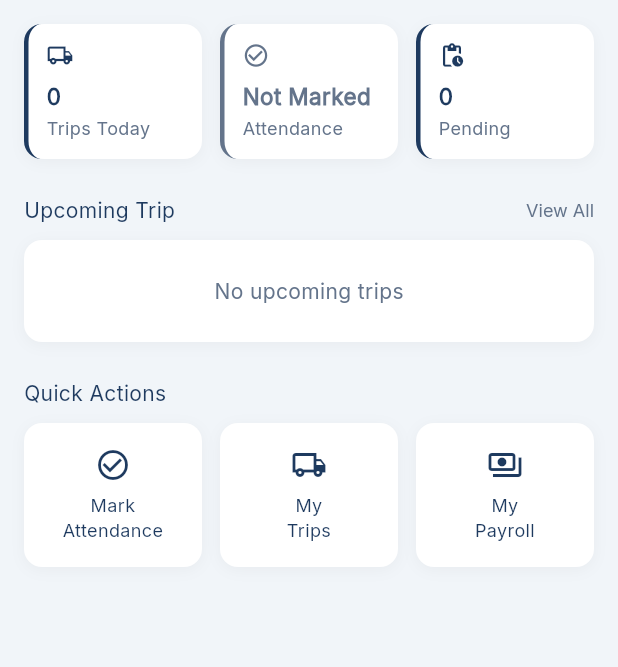
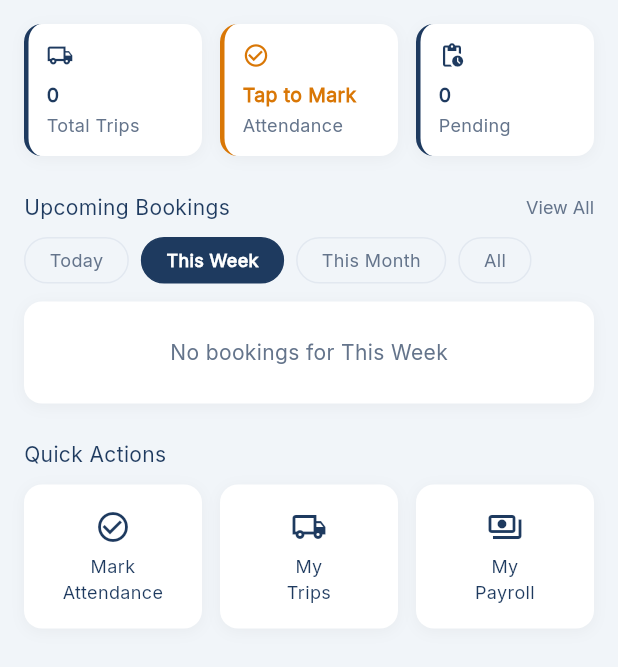
Before and after one commit to Manu43236/feros-mobile, a Flutter app: the DriverDashboard widget shown alone on an empty page, opened directly with empty values, on a phone screen of 412 x 824 dp. Shown: the top 667 px of the screen. Run offline on Flutter 3.47's test engine with Material 3 defaults, Android fonts, the phone set to English and light mode, and no system bars; our stand-ins replace cached_network_image, connectivity_plus, dio, flutter_image_compress, flutter_secure_storage, geolocator and 4 more; missing offline and left inert: google_mlkit_text_recognition; accounts and stored records are empty; network calls fail.

Commit message:
feat: driver dashboard — upcoming bookings with date range filter
- Date range chips: Today | This Week | This Month | All
- Shows all upcoming trips (CREATED/WEIGHT_LOADED) filtered by expectedLoadDate
- Each booking card: date range, client, from→to city, vehicle, status badge
- Attendance card: tappable (orange 'Tap to Mark' / green 'Present ✓')
- Pending card: orange highlight when > 0
- DashboardController: stores full upcomingTrips list

Co-Authored-By: Claude Sonnet 4.6 <noreply@anthropic.com>

```diff
--- a/lib/app/modules/dashboard/controllers/dashboard_controller.dart
+++ b/lib/app/modules/dashboard/controllers/dashboard_controller.dart
@@ -16,7 +16,8 @@ class DashboardController extends GetxController {
   final isAttendanceMarked = false.obs;
   final unreadNotifications = 0.obs;
 
-  // Upcoming trip (driver)
+  // Upcoming trips (driver) — full list
+  final upcomingTrips = <Map<String, dynamic>>[].obs;
   final upcomingTrip = Rxn<Map<String, dynamic>>();
 
   @override
@@ -41,10 +42,10 @@ class DashboardController extends GetxController {
       isAttendanceMarked.value  = data['attendanceMarked']     as bool? ?? false;
       unreadNotifications.value = data['unreadNotifications']  as int? ?? 0;
 
-      final trips = data['upcomingTrips'] as List?;
-      upcomingTrip.value = trips != null && trips.isNotEmpty
-          ? trips.first as Map<String, dynamic>
-          : null;
+      final trips = (data['upcomingTrips'] as List?)
+              ?.cast<Map<String, dynamic>>() ?? [];
+      upcomingTrips.value = trips;
+      upcomingTrip.value = trips.isNotEmpty ? trips.first : null;
 
       state.value = ViewState.success;
     } catch (_) {
--- a/lib/app/modules/dashboard/views/driver_dashboard.dart
+++ b/lib/app/modules/dashboard/views/driver_dashboard.dart
@@ -7,12 +7,46 @@ import '../../payslip/views/payslip_view.dart';
 import '../../shell/controllers/shell_controller.dart';
 import '../controllers/dashboard_controller.dart';
 
-class DriverDashboard extends StatelessWidget {
+class DriverDashboard extends StatefulWidget {
   final DashboardController controller;
   const DriverDashboard({super.key, required this.controller});
 
   @override
+  State<DriverDashboard> createState() => _DriverDashboardState();
+}
+
+class _DriverDashboardState extends State<DriverDashboard> {
+  String _dateRange = 'This Week';
+  static const _ranges = ['Today', 'This Week', 'This Month', 'All'];
+
+  List<Map<String, dynamic>> _filtered(List<Map<String, dynamic>> all) {
+    final now = DateTime.now();
+    final today = DateTime(now.year, now.month, now.day);
+
+    return all.where((t) {
+      final raw = t['expectedLoadDate'] as String?;
+      if (raw == null) return _dateRange == 'All';
+      final d = DateTime.tryParse(raw);
+      if (d == null) return _dateRange == 'All';
+      final day = DateTime(d.year, d.month, d.day);
+
+      switch (_dateRange) {
+        case 'Today':
+          return day == today;
+        case 'This Week':
+          return !day.isBefore(today) &&
+              day.isBefore(today.add(const Duration(days: 7)));
+        case 'This Month':
+          return d.year == now.year && d.month == now.month;
+        default:
+          return true;
+      }
+    }).toList();
+  }
+
+  @override
   Widget build(BuildContext context) {
+    final c = widget.controller;
     return ListView(
       padding: const EdgeInsets.all(AppSpacing.lg),
       children: [
@@ -21,44 +55,52 @@ class DriverDashboard extends StatelessWidget {
           children: [
             Expanded(
               child: _StatCard(
-                label: 'Trips Today',
-                value: '${controller.totalTrips.value}',
+                label: 'Total Trips',
+                value: '${c.totalTrips.value}',
                 icon: Icons.local_shipping_outlined,
                 borderColor: AppColors.navy,
               ),
             ),
             const SizedBox(width: 12),
             Expanded(
-              child: _StatCard(
-                label: 'Attendance',
-                value: controller.isAttendanceMarked.value ? 'Present' : 'Not Marked',
-                icon: Icons.check_circle_outline,
-                borderColor: controller.isAttendanceMarked.value
-                    ? const Color(0xFF16A34A)
-                    : AppColors.mutedText,
-                valueColor: controller.isAttendanceMarked.value
-                    ? const Color(0xFF16A34A)
-                    : AppColors.mutedText,
+              child: GestureDetector(
+                onTap: () => Get.find<ShellController>().onTabTapped(2),
+                child: _StatCard(
+                  label: 'Attendance',
+                  value: c.isAttendanceMarked.value ? 'Present ✓' : 'Tap to Mark',
+                  icon: Icons.check_circle_outline,
+                  borderColor: c.isAttendanceMarked.value
+                      ? const Color(0xFF16A34A)
+                      : const Color(0xFFD97706),
+                  valueColor: c.isAttendanceMarked.value
+                      ? const Color(0xFF16A34A)
+                      : const Color(0xFFD97706),
+                ),
               ),
             ),
             const SizedBox(width: 12),
             Expanded(
               child: _StatCard(
                 label: 'Pending',
-                value: '${controller.pendingTrips.value}',
+                value: '${c.pendingTrips.value}',
                 icon: Icons.pending_actions_outlined,
-                borderColor: AppColors.navy,
+                borderColor: c.pendingTrips.value > 0
+                    ? const Color(0xFFD97706)
+                    : AppColors.navy,
+                valueColor: c.pendingTrips.value > 0
+                    ? const Color(0xFFD97706)
+                    : null,
               ),
             ),
           ],
         )),
         const SizedBox(height: 24),
 
-        // ── Upcoming Trip ──────────────────────────────────────
+        // ── Upcoming Bookings ──────────────────────────────────
         Row(
           mainAxisAlignment: MainAxisAlignment.spaceBetween,
           children: [
-            Text('Upcoming Trip',
+            Text('Upcoming Bookings',
                 style: AppTextStyles.bodyMedium.copyWith(color: AppColors.navy)),
             TextButton(
               onPressed: () => Get.find<ShellController>().onTabTapped(1),
@@ -73,9 +115,66 @@ class DriverDashboard extends StatelessWidget {
           ],
         ),
         const SizedBox(height: 10),
-        Obx(() => controller.upcomingTrip.value != null
-            ? _TripCard(trip: controller.upcomingTrip.value!)
-            : _EmptyTrip()),
+
+        // ── Date Range Chips ───────────────────────────────────
+        SingleChildScrollView(
+          scrollDirection: Axis.horizontal,
+          child: Row(
+            children: _ranges.map((r) {
+              final active = _dateRange == r;
+              return GestureDetector(
+                onTap: () => setState(() => _dateRange = r),
+                child: AnimatedContainer(
+                  duration: const Duration(milliseconds: 150),
+                  margin: const EdgeInsets.only(right: 8),
+                  padding: const EdgeInsets.symmetric(horizontal: 16, vertical: 6),
+                  decoration: BoxDecoration(
+                    color: active ? AppColors.navy : Colors.transparent,
+                    borderRadius: BorderRadius.circular(20),
+                    border: Border.all(
+                        color: active ? AppColors.navy : AppColors.border),
+                  ),
+                  child: Text(r,
+                      style: AppTextStyles.caption.copyWith(
+                        color: active ? Colors.white : AppColors.mutedText,
+                        fontWeight: active ? FontWeight.w600 : FontWeight.w400,
+                      )),
+                ),
+              );
+            }).toList(),
+          ),
+        ),
+        const SizedBox(height: 12),
+
+        // ── Booking List ───────────────────────────────────────
+        Obx(() {
+          final filtered = _filtered(c.upcomingTrips);
+          if (filtered.isEmpty) {
+            return Container(
+              padding: const EdgeInsets.all(24),
+              decoration: BoxDecoration(
+                color: Colors.white,
+                borderRadius: BorderRadius.circular(12),
+                boxShadow: const [
+                  BoxShadow(
+                      color: Color(0x0A000000),
+                      blurRadius: 8,
+                      offset: Offset(0, 2))
+                ],
+              ),
+              child: Center(
+                child: Text('No bookings for $_dateRange',
+                    style:
+                        AppTextStyles.body.copyWith(color: AppColors.mutedText)),
+              ),
+            );
+          }
+          return Column(
+            children: filtered
+                .map((t) => _BookingCard(trip: t))
+                .toList(),
+          );
+        }),
         const SizedBox(height: 24),
 
         // ── Quick Actions ──────────────────────────────────────
@@ -114,6 +213,148 @@ class DriverDashboard extends StatelessWidget {
   }
 }
 
+// ── Booking Card ──────────────────────────────────────────────────────────────
+class _BookingCard extends StatelessWidget {
+  final Map<String, dynamic> trip;
+  const _BookingCard({required this.trip});
+
+  @override
+  Widget build(BuildContext context) {
+    final loadDate = trip['expectedLoadDate'] as String?;
+    final deliveryDate = trip['expectedDeliveryDate'] as String?;
+    final status = trip['lrStatus'] as String? ?? '';
+
+    Color statusColor;
+    String statusLabel;
+    switch (status) {
+      case 'WEIGHT_LOADED':
+        statusColor = const Color(0xFF7C3AED);
+        statusLabel = 'Ready to Start';
+        break;
+      case 'CREATED':
+        statusColor = AppColors.navy;
+        statusLabel = 'Scheduled';
+        break;
+      default:
+        statusColor = AppColors.mutedText;
+        statusLabel = status;
+    }
+
+    return Container(
+      margin: const EdgeInsets.only(bottom: 10),
+      padding: const EdgeInsets.all(14),
+      decoration: BoxDecoration(
+        color: Colors.white,
+        borderRadius: BorderRadius.circular(12),
+        boxShadow: const [
+          BoxShadow(
+              color: Color(0x0A000000), blurRadius: 8, offset: Offset(0, 2))
+        ],
+      ),
+      child: Column(
+        crossAxisAlignment: CrossAxisAlignment.start,
+        children: [
+          // Date row + status
+          Row(
+            children: [
+              const Icon(Icons.calendar_today_outlined,
+                  size: 13, color: AppColors.mutedText),
+              const SizedBox(width: 4),
+              Text(_formatDate(loadDate),
+                  style:
+                      AppTextStyles.caption.copyWith(color: AppColors.mutedText)),
+              if (deliveryDate != null) ...[
+                const Text('  →  ',
+                    style: TextStyle(
+                        fontSize: 11, color: AppColors.mutedText)),
+                Text(_formatDate(deliveryDate),
+                    style: AppTextStyles.caption
+                        .copyWith(color: AppColors.mutedText)),
+              ],
+              const Spacer(),
+              Container(
+                padding:
+                    const EdgeInsets.symmetric(horizontal: 8, vertical: 2),
+                decoration: BoxDecoration(
+                  color: statusColor.withValues(alpha: 0.1),
+                  borderRadius: BorderRadius.circular(20),
+                ),
+                child: Text(statusLabel,
+                    style: AppTextStyles.caption.copyWith(
+                        color: statusColor, fontWeight: FontWeight.w600)),
+              ),
+            ],
+          ),
+          const SizedBox(height: 8),
+
+          // Client
+          Text(trip['clientName']?.toString() ?? '—',
+              style: AppTextStyles.bodyMedium.copyWith(color: AppColors.navy)),
+          const SizedBox(height: 6),
+
+          // Route
+          Row(
+            children: [
+              const Icon(Icons.radio_button_checked,
+                  size: 11, color: AppColors.navy),
+              const SizedBox(width: 4),
+              Expanded(
+                child: Text(trip['fromCity']?.toString() ?? '—',
+                    style: AppTextStyles.caption
+                        .copyWith(color: AppColors.mutedText),
+                    maxLines: 1,
+                    overflow: TextOverflow.ellipsis),
+              ),
+              const Padding(
+                padding: EdgeInsets.symmetric(horizontal: 6),
+                child: Icon(Icons.arrow_forward,
+                    size: 11, color: AppColors.mutedText),
+              ),
+              const Icon(Icons.location_on_outlined,
+                  size: 11, color: AppColors.navy),
+              const SizedBox(width: 4),
+              Expanded(
+                child: Text(trip['toCity']?.toString() ?? '—',
+                    style: AppTextStyles.caption
+                        .copyWith(color: AppColors.mutedText),
+                    maxLines: 1,
+                    overflow: TextOverflow.ellipsis),
+              ),
+            ],
+          ),
+          const SizedBox(height: 6),
+
+          // Vehicle
+          Row(
+            children: [
+              const Icon(Icons.directions_bus_outlined,
+                  size: 13, color: AppColors.mutedText),
+              const SizedBox(width: 4),
+              Text(trip['vehicleNumber']?.toString() ?? '—',
+                  style: AppTextStyles.caption
+                      .copyWith(color: AppColors.mutedText)),
+            ],
+          ),
+        ],
+      ),
+    );
+  }
+
+  String _formatDate(String? raw) {
+    if (raw == null) return '—';
+    try {
+      final d = DateTime.parse(raw);
+      const months = [
+        '', 'Jan', 'Feb', 'Mar', 'Apr', 'May', 'Jun',
+        'Jul', 'Aug', 'Sep', 'Oct', 'Nov', 'Dec'
+      ];
+      return '${d.day} ${months[d.month]}';
+    } catch (_) {
+      return raw;
+    }
+  }
+}
+
 // ── Stat Card ─────────────────────────────────────────────────────────────────
 class _StatCard extends StatelessWidget {
   final String label;
@@ -139,7 +380,8 @@ class _StatCard extends StatelessWidget {
         borderRadius: BorderRadius.circular(12),
         border: Border(left: BorderSide(color: borderColor, width: 3)),
         boxShadow: const [
-          BoxShadow(color: Color(0x0A000000), blurRadius: 8, offset: Offset(0, 2)),
+          BoxShadow(
+              color: Color(0x0A000000), blurRadius: 8, offset: Offset(0, 2)),
         ],
       ),
       child: Column(
@@ -151,8 +393,10 @@ class _StatCard extends StatelessWidget {
             value,
             style: AppTextStyles.bodySemiBold.copyWith(
               color: valueColor ?? AppColors.navy,
-              fontSize: 15,
+              fontSize: 13,
             ),
+            maxLines: 1,
+            overflow: TextOverflow.ellipsis,
           ),
           const SizedBox(height: 2),
           Text(label,
@@ -160,133 +404,6 @@ class _StatCard extends StatelessWidget {
               maxLines: 1,
               overflow: TextOverflow.ellipsis),
         ],
-      ),
-    );
-  }
-}
-
-// ── Trip Card ─────────────────────────────────────────────────────────────────
-class _TripCard extends StatelessWidget {
-  final Map<String, dynamic> trip;
-  const _TripCard({required this.trip});
-
-  @override
-  Widget build(BuildContext context) {
-    return Container(
-      padding: const EdgeInsets.all(16),
-      decoration: BoxDecoration(
-        color: Colors.white,
-        borderRadius: BorderRadius.circular(12),
-        boxShadow: const [
-          BoxShadow(color: Color(0x0A000000), blurRadius: 8, offset: Offset(0, 2)),
-        ],
-      ),
-      child: Column(
-        crossAxisAlignment: CrossAxisAlignment.start,
-        children: [
-          // LR + Status
-          Row(
-            mainAxisAlignment: MainAxisAlignment.spaceBetween,
-            children: [
-              Text(
-                trip['lrNumber']?.toString() ?? '—',
-                style: AppTextStyles.caption.copyWith(color: AppColors.mutedText),
-              ),
-              _StatusChip(status: trip['lrStatus']?.toString() ?? ''),
-            ],
-          ),
-          const SizedBox(height: 8),
-          // Client
-          Text(
-            trip['clientName']?.toString() ?? '—',
-            style: AppTextStyles.bodyMedium.copyWith(color: AppColors.navy),
-          ),
-          const SizedBox(height: 8),
-          // Route
-          Row(
-            children: [
-              Expanded(
-                child: Text(
-                  trip['fromCity']?.toString() ?? '—',
-                  style: AppTextStyles.caption.copyWith(color: AppColors.mutedText),
-                ),
-              ),
-              const Icon(Icons.arrow_forward, size: 14, color: AppColors.mutedText),
-              const SizedBox(width: 4),
-              Expanded(
-                child: Text(
-                  trip['toCity']?.toString() ?? '—',
-                  style: AppTextStyles.caption.copyWith(color: AppColors.mutedText),
-                  textAlign: TextAlign.right,
-                ),
-              ),
-            ],
-          ),
-          const SizedBox(height: 12),
-          const Divider(height: 1),
-          const SizedBox(height: 10),
-          Row(
-            mainAxisAlignment: MainAxisAlignment.end,
-            children: [
-              TextButton(
-                onPressed: () {},
-                style: TextButton.styleFrom(
-                  padding: const EdgeInsets.symmetric(horizontal: 16, vertical: 8),
-                  backgroundColor: AppColors.navy,
-                  shape: RoundedRectangleBorder(
-                    borderRadius: BorderRadius.circular(8),
-                  ),
-                ),
-                child: Text('View Details',
-                    style: AppTextStyles.caption.copyWith(
-                        color: Colors.white, fontWeight: FontWeight.w600)),
-              ),
-            ],
-          ),
-        ],
-      ),
-    );
-  }
-}
-
-class _StatusChip extends StatelessWidget {
-  final String status;
-  const _StatusChip({required this.status});
-
-  @override
-  Widget build(BuildContext context) {
-    return Container(
-      padding: const EdgeInsets.symmetric(horizontal: 10, vertical: 4),
-      decoration: BoxDecoration(
-        color: AppColors.navy.withValues(alpha: 0.1),
-        borderRadius: BorderRadius.circular(20),
-      ),
-      child: Text(
-        status,
-        style: AppTextStyles.caption.copyWith(
-          color: AppColors.navy,
-          fontWeight: FontWeight.w600,
-        ),
-      ),
-    );
-  }
-}
-
-class _EmptyTrip extends StatelessWidget {
-  @override
-  Widget build(BuildContext context) {
-    return Container(
-      padding: const EdgeInsets.all(24),
-      decoration: BoxDecoration(
-        color: Colors.white,
-        borderRadius: BorderRadius.circular(12),
-        boxShadow: const [
-          BoxShadow(color: Color(0x0A000000), blurRadius: 8, offset: Offset(0, 2)),
-        ],
-      ),
-      child: Center(
-        child: Text('No upcoming trips',
-            style: AppTextStyles.body.copyWith(color: AppColors.mutedText)),
       ),
     );
   }
@@ -314,7 +431,8 @@ class _QuickAction extends StatelessWidget {
           color: Colors.white,
           borderRadius: BorderRadius.circular(12),
           boxShadow: const [
-            BoxShadow(color: Color(0x0A000000), blurRadius: 8, offset: Offset(0, 2)),
+            BoxShadow(
+                color: Color(0x0A000000), blurRadius: 8, offset: Offset(0, 2)),
           ],
         ),
         child: Column(
```
